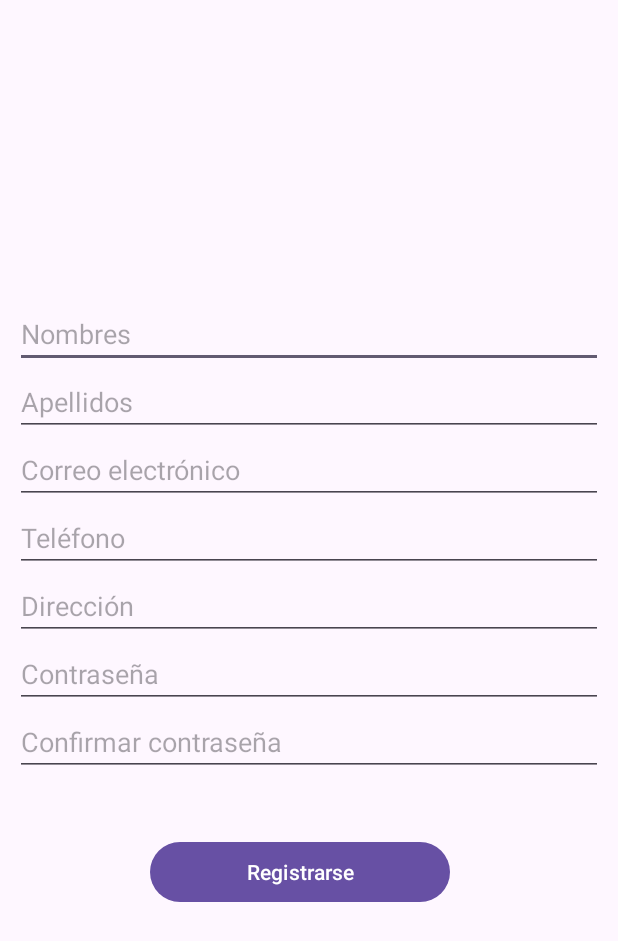
After one commit to leslyyuvicela/PrograII-2024, an Android app: the Registrarse screen opened directly, with no data from a screen before it, on a phone screen of 412 x 824 dp. The commit adds this screen. Shown: the top 941 px of the screen. Run offline under Robolectric (Android 15) with nearby library versions, the phone set to English and light mode, and no system bars; our stand-ins replace Firebase (no records; nobody signed in at launch, a user with empty details on screens opened directly).

Commit message:
Registrarse y LogIn

```diff
--- /dev/null
+++ b/Calculadora/app/src/main/java/com/example/calculadora/Registrarse.java
@@ -0,0 +1,80 @@
+package com.example.calculadora;
+
+import androidx.annotation.NonNull;
+import androidx.appcompat.app.AppCompatActivity;
+
+import android.content.Intent;
+import android.os.Bundle;
+import android.view.View;
+import android.widget.Button;
+import android.widget.EditText;
+import android.widget.ProgressBar;
+import android.widget.Toast;
+
+import com.google.android.gms.tasks.OnCompleteListener;
+import com.google.android.gms.tasks.Task;
+import com.google.firebase.auth.AuthResult;
+import com.google.firebase.auth.FirebaseAuth;
+import com.google.firebase.auth.FirebaseUser;
+
+public class Registrarse extends AppCompatActivity {
+EditText txtCorreo, txtContraseña, txtConfirmarContraseña;
+Button btnRegistrarse;
+FirebaseAuth mAuth;
+ProgressBar progressBar;
+    @Override
+    protected void onCreate(Bundle savedInstanceState) {
+        super.onCreate(savedInstanceState);
+        setContentView(R.layout.registrarse);
+        mAuth = FirebaseAuth.getInstance();
+        txtCorreo=findViewById(R.id.txtCorreoReg);
+        txtContraseña= findViewById(R.id.txtContraseñaReg);
+        txtConfirmarContraseña= findViewById(R.id.txtConfirmarContraseña);
+        btnRegistrarse= findViewById(R.id.btnRegistrarse);
+        progressBar =findViewById(R.id.pbRegistrarse);
+
+btnRegistrarse.setOnClickListener(new View.OnClickListener() {
+    @Override
+    public void onClick(View v) {
+        progressBar.setVisibility(View.VISIBLE);
+        String correo, contraseña, confirmarContraseña;
+        correo =  txtCorreo.getText().toString();
+        contraseña= txtContraseña.getText().toString();
+        confirmarContraseña= txtConfirmarContraseña.getText().toString();
+        if(correo.isEmpty() || contraseña.isEmpty()|| confirmarContraseña.isEmpty()){
+            mostrarMsg("Hay campos vacíos");
+            return;
+        }
+        if(confirmarContraseña.equals(contraseña)) {
+            mAuth.createUserWithEmailAndPassword(correo, contraseña)
+                    .addOnCompleteListener( new OnCompleteListener<AuthResult>() {
+                        @Override
+                        public void onComplete(@NonNull Task<AuthResult> task) {
+                            progressBar.setVisibility(View.GONE);
+                            if (task.isSuccessful()) {
+                                mostrarMsg("Usuario registrado con éxito");
+                                abrirPrincipal();
+                                finish();
+                            } else {
+                                // If sign in fails, display a message to the user.
+                               mostrarMsg("La autenticación falló");
+                            }
+                        }
+                    });
+        }
+        else {mostrarMsg("Las contraseñas no coinciden");
+            progressBar.setVisibility(View.GONE);
+        }
+    }
+});
+    }
+    private void abrirPrincipal(){
+
+        Intent abrirPrincipal = new Intent(getApplicationContext(), Principal.class);
+        startActivity(abrirPrincipal);
+    }
+    private void mostrarMsg(String msg){
+        Toast.makeText(getApplicationContext(), msg, Toast.LENGTH_SHORT).show();
+    }
+
+}
--- /dev/null
+++ b/Calculadora/app/src/main/res/layout/registrarse.xml
@@ -0,0 +1,93 @@
+<?xml version="1.0" encoding="utf-8"?>
+<RelativeLayout xmlns:android="http://schemas.android.com/apk/res/android"
+    xmlns:app="http://schemas.android.com/apk/res-auto"
+    xmlns:tools="http://schemas.android.com/tools"
+    android:layout_width="match_parent"
+    android:layout_height="match_parent"
+    tools:context=".LogIn">
+
+    <EditText
+        android:id="@+id/txtNombres"
+        android:hint="Nombres"
+        android:layout_marginTop="200dp"
+        android:layout_marginLeft="10dp"
+        android:layout_marginRight="10dp"
+        android:layout_width="match_parent"
+        android:layout_height="wrap_content"/>
+
+    <EditText
+        android:id="@+id/txtApellidos"
+        android:hint="Apellidos"
+        android:layout_below="@id/txtNombres"
+        android:layout_marginLeft="10dp"
+        android:layout_marginRight="10dp"
+        android:layout_width="match_parent"
+        android:layout_height="wrap_content"/>
+    <EditText
+        android:id="@+id/txtCorreoReg"
+        android:hint="Correo electrónico"
+        android:layout_below="@id/txtApellidos"
+        android:layout_marginLeft="10dp"
+        android:layout_marginRight="10dp"
+        android:layout_width="match_parent"
+        android:layout_height="wrap_content"
+        android:inputType="textEmailAddress"
+        />
+    <EditText
+        android:id="@+id/txtTelefono"
+        android:hint="Teléfono"
+        android:layout_below="@id/txtCorreoReg"
+        android:layout_marginLeft="10dp"
+        android:layout_marginRight="10dp"
+        android:layout_width="match_parent"
+        android:layout_height="wrap_content"/>
+    <EditText
+        android:id="@+id/txtDireccion"
+        android:hint="Dirección"
+        android:layout_below="@id/txtTelefono"
+        android:layout_marginLeft="10dp"
+        android:layout_marginRight="10dp"
+        android:layout_width="match_parent"
+        android:layout_height="wrap_content"/>
+    <EditText
+        android:id="@+id/txtContraseñaReg"
+        android:hint="Contraseña"
+        android:layout_below="@id/txtDireccion"
+        android:layout_marginLeft="10dp"
+        android:layout_marginRight="10dp"
+        android:layout_width="match_parent"
+        android:layout_height="wrap_content"
+        android:inputType="textPassword"
+        />
+    <EditText
+        android:id="@+id/txtConfirmarContraseña"
+        android:hint="Confirmar contraseña"
+        android:layout_below="@id/txtContraseñaReg"
+        android:layout_marginLeft="10dp"
+        android:layout_marginRight="10dp"
+        android:layout_width="match_parent"
+        android:layout_height="wrap_content"
+        android:inputType="textPassword"
+        />
+<ProgressBar
+    android:id="@+id/pbRegistrarse"
+    android:visibility="gone"
+    android:layout_width="wrap_content"
+    android:layout_height="wrap_content"
+    android:layout_marginTop="50dp"
+    android:layout_centerHorizontal="true"/>
+    <Button
+        android:id="@+id/btnRegistrarse"
+        android:layout_width="200dp"
+        android:layout_height="wrap_content"
+        android:layout_below="@id/txtConfirmarContraseña"
+        android:layout_marginTop="40dp"
+        android:layout_marginLeft="100dp"
+        android:text="Registrarse"
+
+        />
+
+
+
+
+</RelativeLayout>
--- /dev/null
+++ b/Calculadora/app/src/main/res/values-land/dimens.xml
@@ -0,0 +1,3 @@
+<resources>
+ <dimen name="activity_horizontal_margin">48dp</dimen>
+</resources>
--- /dev/null
+++ b/Calculadora/app/src/main/res/values-w1240dp/dimens.xml
@@ -0,0 +1,3 @@
+<resources>
+ <dimen name="activity_horizontal_margin">200dp</dimen>
+</resources>
--- /dev/null
+++ b/Calculadora/app/src/main/res/values-w600dp/dimens.xml
@@ -0,0 +1,3 @@
+<resources>
+ <dimen name="activity_horizontal_margin">48dp</dimen>
+</resources>
--- /dev/null
+++ b/Calculadora/app/src/main/res/values/dimens.xml
@@ -0,0 +1,5 @@
+<resources>
+    <!-- Default screen margins, per the Android Design guidelines. -->
+ <dimen name="activity_horizontal_margin">16dp</dimen>
+ <dimen name="activity_vertical_margin">16dp</dimen>
+</resources>
--- a/Calculadora/build.gradle.kts
+++ b/Calculadora/build.gradle.kts
@@ -1,4 +1,10 @@
+buildscript {
+    dependencies {
+        classpath("com.google.gms:google-services:4.3.10")
+    }
+}
 // Top-level build file where you can add configuration options common to all sub-projects/modules.
 plugins {
     id("com.android.application") version "7.4.1" apply false
+    id("com.google.gms.google-services") version "4.4.1" apply false
 }
```
Also changed, not shown: Calculadora/app/build.gradle.kts (+11 -1 lines), Calculadora/app/src/main/AndroidManifest.xml (+19 -0 lines), Calculadora/app/src/main/java/com/example/calculadora/LogIn.java (+87 -1 lines), Calculadora/app/src/main/java/com/example/calculadora/Principal.java (added, +41 -0 lines), Calculadora/app/src/main/java/com/example/calculadora/data/LoginDataSource.java (added, +29 -0 lines), Calculadora/app/src/main/java/com/example/calculadora/data/LoginRepository.java (added, +54 -0 lines), Calculadora/app/src/main/java/com/example/calculadora/data/Result.java (added, +47 -0 lines), Calculadora/app/src/main/java/com/example/calculadora/data/model/LoggedInUser.java (added, +23 -0 lines), Calculadora/app/src/main/java/com/example/calculadora/inicio.java (added, +56 -0 lines), Calculadora/app/src/main/res/layout/inicio.xml (added, +43 -0 lines), Calculadora/app/src/main/res/layout/log_in.xml (+17 -11 lines), Calculadora/app/src/main/res/layout/principal.xml (added, +9 -0 lines), Calculadora/app/src/main/res/values/strings.xml (+10 -1 lines), 1 other file.
